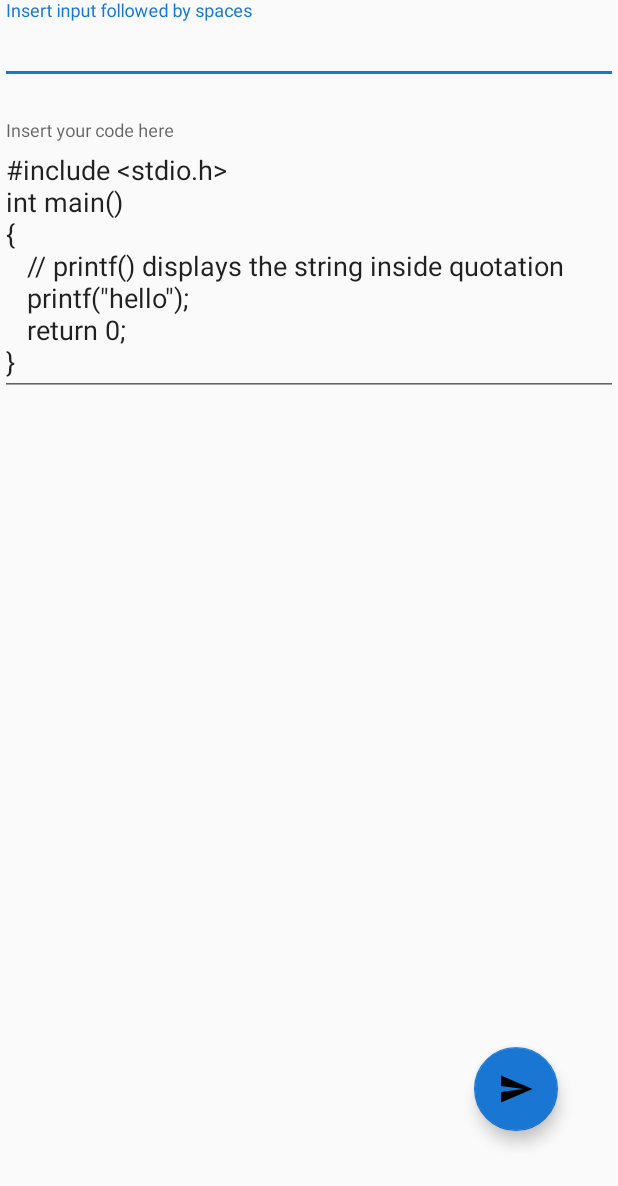
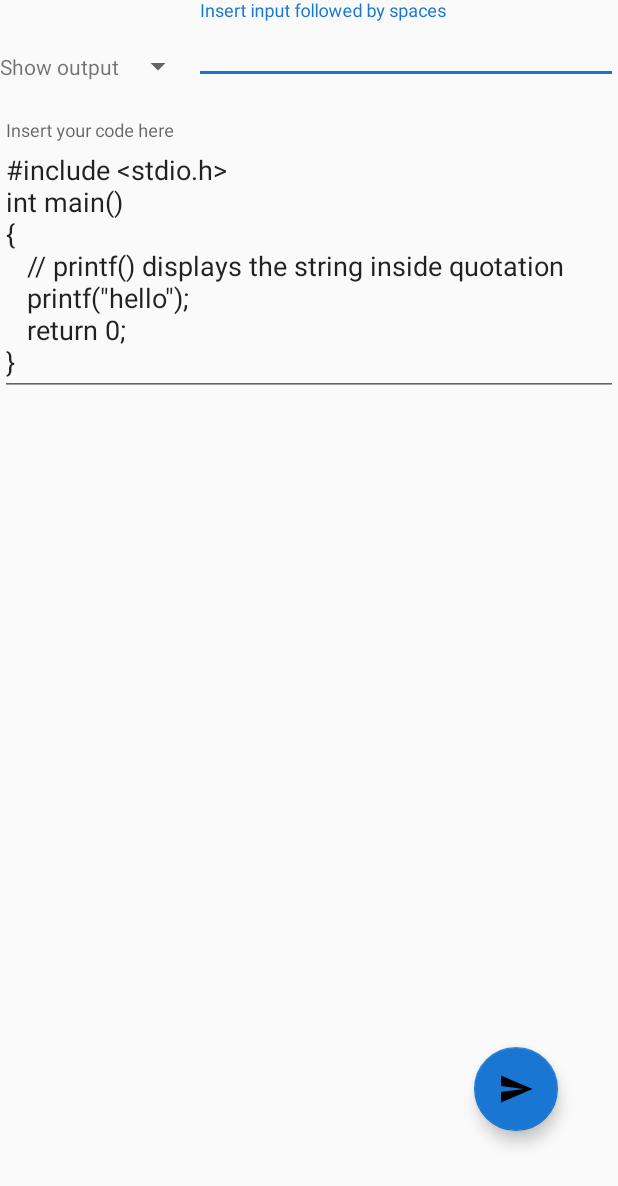
Before and after one commit to Sye7/TheLearningApps, an Android app: the Compiler screen opened directly, with no data from a screen before it, on a phone screen of 412 x 824 dp. Shown: the top 1186 px of the screen. Run offline under Robolectric (Android 15) with nearby library versions, the phone set to English and light mode, and no system bars; our stand-ins replace Firebase (no records; nobody signed in at launch, a user with empty details on screens opened directly).

Commit message:
commit by sazid

```diff
--- a/app/src/main/java/developers/hub/com/thelearningapp/Compiler.java
+++ b/app/src/main/java/developers/hub/com/thelearningapp/Compiler.java
@@ -1,44 +1,144 @@
 package developers.hub.com.thelearningapp;
 
+import android.content.Context;
+import android.content.Intent;
+import android.support.annotation.NonNull;
+import android.support.annotation.Nullable;
 import android.support.design.widget.Snackbar;
+import android.support.v7.app.AlertDialog;
 import android.support.v7.app.AppCompatActivity;
 import android.os.Bundle;
+import android.view.LayoutInflater;
 import android.view.View;
+import android.widget.AdapterView;
+import android.widget.ArrayAdapter;
 import android.widget.EditText;
+import android.widget.LinearLayout;
+import android.widget.Spinner;
+import android.widget.TextView;
 import android.widget.Toast;
+
+import com.google.firebase.auth.FirebaseAuth;
+import com.google.firebase.database.DataSnapshot;
+import com.google.firebase.database.DatabaseError;
+import com.google.firebase.database.DatabaseReference;
+import com.google.firebase.database.FirebaseDatabase;
+import com.google.firebase.database.ValueEventListener;
+import com.google.gson.JsonParser;
 
 import org.json.JSONException;
 import org.json.JSONObject;
+import org.w3c.dom.Text;
 
 import java.io.IOException;
 import java.net.URL;
 import java.util.concurrent.ExecutionException;
 
+import developers.hub.com.thelearningapp.Helper.ForumDataModel;
 import developers.hub.com.thelearningapp.Helper.HttpConnectionHelper;
+import developers.hub.com.thelearningapp.Helper.ProfileInfo;
 
-public class Compiler extends AppCompatActivity {
+public class Compiler extends AppCompatActivity
+       {
+
+    String language[] = {"C", "C++", "PYTHON", "JAVA", "RUBY"};
 
 
     EditText input;
     EditText code;
+    Spinner spinner;
+    String lang = "4";
+    TextView opC;
+    TextView timeC;
+    TextView desC;
+
+    TextView outputDekho;
+
+    LinearLayout outputLayout;
+
+
 
 
     public void runCode(View view){
 
         Toast.makeText(this,  input.getText().toString(), Toast.LENGTH_LONG).show();
 
-        new Mcoder(code,input).execute("https://api.judge0.com/submissions?wait=true");
+        new Mcoder(code,input,lang, outputLayout, opC,timeC,desC,op ).execute("https://api.judge0.com/submissions?wait=true");
 
 
     }
+
+    public void dekhoOutput(View view){
+
+        if(tog)
+        {
+            outputLayout.setVisibility(View.VISIBLE);
+            input.setVisibility(View.INVISIBLE);
+            code.setVisibility(View.INVISIBLE);
+
+            tog = false;
+        }
+        else
+        {
+            outputLayout.setVisibility(View.INVISIBLE);
+            input.setVisibility(View.VISIBLE);
+            code.setVisibility(View.VISIBLE);
+
+            tog = true;
+        }
+
+    }
+
+    static  boolean tog = true;
+
+    String op;
 
     @Override
     protected void onCreate(Bundle savedInstanceState) {
         super.onCreate(savedInstanceState);
         setContentView(R.layout.activity_compiler);
 
+
+        Intent intent = getIntent();
+         op = intent.getStringExtra("output");
+
+        opC = (TextView) findViewById(R.id.outputConsole);
+        timeC = (TextView) findViewById(R.id.timeConsole);
+        desC = (TextView) findViewById(R.id.descriptionConsole);
+        outputDekho = (TextView) findViewById(R.id.outputDekho);
+
+        spinner = (Spinner) findViewById(R.id.spinner);
+
+
         input = (EditText) findViewById(R.id.compilerInput);
         code = (EditText) findViewById(R.id.compilerCode);
+        outputLayout = (LinearLayout) findViewById(R.id.layoutOutputCoder);
+        outputLayout.setVisibility(View.INVISIBLE);
+
+
+        // creating array adapter
+
+        ArrayAdapter aa = new ArrayAdapter(this,android.R.layout.simple_spinner_item,language);
+        aa.setDropDownViewResource(android.R.layout.simple_spinner_dropdown_item);
+
+        spinner.setAdapter(aa);
+
+        spinner.setOnItemSelectedListener(new AdapterView.OnItemSelectedListener() {
+            @Override
+            public void onItemSelected(AdapterView<?> parent, View view, int position, long id) {
+
+                lang =  (position == 0)? "4" : (position == 1)? "11": (position == 2)?"34": (position == 3)? "27": "38";
+
+
+            }
+
+            @Override
+            public void onNothingSelected(AdapterView<?> parent) {
+
+            }
+        });
+
+
         String s = "#include <stdio.h>\n" +
                 "int main()\n" +
                 "{\n" +
@@ -55,20 +155,32 @@ public class Compiler extends AppCompatActivity {
 
 
 
-
 }
 
 class Mcoder extends android.os.AsyncTask<String,String,String> {
 
-    EditText codeEditText;
+     EditText codeEditText;
     EditText inputEditText;
+    String langId;
+    LinearLayout outputLayout;
+    TextView opC;
+    TextView timeC;
+    TextView desC;
+    String op;
 
 
 
-    public Mcoder(EditText codersCode,EditText codersInput){
+    public Mcoder(EditText codersCode, EditText codersInput, String langI, LinearLayout layout, TextView op, TextView time, TextView des, String outputE) {
 
         codeEditText = codersCode;
         inputEditText = codersInput;
+        langId = langI;
+         outputLayout = layout;
+         opC = op;
+         timeC = time;
+         desC = des;
+         this.op = outputE;
+
 
     }
 
@@ -79,53 +191,52 @@ class Mcoder extends android.os.AsyncTask<String,String,String> {
         final String code = codeEditText.getText().toString();
         final String input = inputEditText.getText().toString();
         final String url = "https://api.judge0.com/submissions?wait=true";
-        final String langId = "4";
-        final String output = "hello";
-
-
+        final String langIdJson = langId;
+        final String expectedOutput = op;
 
 
         try {
-    //     String op = HttpConnectionHelper.get("sdfghj");
+            //     String op = HttpConnectionHelper.get("sdfghj");
 
             String s = "hello";
 
             JSONObject jsonObject = new JSONObject();
-            jsonObject.put("source_code",code);
+            jsonObject.put("source_code", code);
 
-            jsonObject.put("language_id",langId);
+            jsonObject.put("language_id", langIdJson);
 
-            jsonObject.put("number_of_runs","1");
+            jsonObject.put("number_of_runs", "1");
 
 
-            jsonObject.put("stdin",input);
+            jsonObject.put("stdin", input);
 
-            jsonObject.put("expected_output",output);
+            jsonObject.put("expected_output", expectedOutput);
 
-            jsonObject.put("cpu_time_limit","2");
+            jsonObject.put("cpu_time_limit", "2");
 
-            jsonObject.put("cpu_extra_time","0.5");
+            jsonObject.put("cpu_extra_time", "0.5");
 
-            jsonObject.put("wall_time_limit","5");
+            jsonObject.put("wall_time_limit", "5");
 
-            jsonObject.put("memory_limit","128000");
+            jsonObject.put("memory_limit", "128000");
 
-            jsonObject.put("stack_limit","64000");
+            jsonObject.put("stack_limit", "64000");
 
-            jsonObject.put("max_processes_and_or_threads","30");
+            jsonObject.put("max_processes_and_or_threads", "30");
 
-            jsonObject.put("enable_per_process_and_thread_time_limit",false);
+            jsonObject.put("enable_per_process_and_thread_time_limit", false);
 
-            jsonObject.put("enable_per_process_and_thread_memory_limit",true);
+            jsonObject.put("enable_per_process_and_thread_memory_limit", true);
 
-            jsonObject.put("max_file_size","1024");
+            jsonObject.put("max_file_size", "1024");
 
-         //   System.out.println("yasir "+ jsonObject.toString());
+            //   System.out.println("yasir "+ jsonObject.toString());
 
 
-            String post = HttpConnectionHelper.send(url,jsonObject.toString());
+            String post = HttpConnectionHelper.send(url, jsonObject.toString());
 
 
+            getOutput(post);
 
 
 
@@ -136,6 +247,52 @@ class Mcoder extends android.os.AsyncTask<String,String,String> {
             e.printStackTrace();
         }
 
-        return  null;
+        return null;
+    }
+
+    String outputConsole = "";
+    String timeConsloe = "";
+    String descriptionConsole = "";
+
+    private void getOutput(String post) {
+
+
+        try {
+
+
+            JSONObject jsonObject = new JSONObject(post);
+
+            outputConsole = jsonObject.getString("stdout");
+
+            timeConsloe = jsonObject.getString("time");
+
+            JSONObject desJson = jsonObject.getJSONObject("status");
+
+
+            descriptionConsole = desJson.getString("description");
+            System.out.print("yasir 5" );
+
+              System.out.print("yasir  ali"+ outputConsole +timeConsloe +descriptionConsole);
+
+
+
+
+        } catch (JSONException e) {
+
+            System.out.print("yasir ali" +e.getMessage());
+
+            e.printStackTrace();
+        }
+
+    }
+
+
+    @Override
+    protected void onPostExecute(String s) {
+
+        opC.setText(outputConsole);
+        timeC.setText(timeConsloe);
+        desC.setText(descriptionConsole);
+
     }
 }
--- a/app/src/main/java/developers/hub/com/thelearningapp/Helper/HttpConnectionHelper.java
+++ b/app/src/main/java/developers/hub/com/thelearningapp/Helper/HttpConnectionHelper.java
@@ -90,7 +90,6 @@ public class HttpConnectionHelper {
             in.close();
 
             // print result
-            System.out.println("yasir" + response.toString());
             return response.toString();
 
       //  } else {
--- a/app/src/main/java/developers/hub/com/thelearningapp/QuestionOpener.java
+++ b/app/src/main/java/developers/hub/com/thelearningapp/QuestionOpener.java
@@ -26,10 +26,12 @@ public class QuestionOpener extends AppCompatActivity {
 
 
     int index = 0;
+    CodingQuestionDataModel dm;
 
     public void compiler(View view){
 
         Intent intent = new Intent(getApplicationContext(), Compiler.class);
+        intent.putExtra("output", dm.getSampleOutput());
         startActivity(intent);
 
 
@@ -54,7 +56,7 @@ public class QuestionOpener extends AppCompatActivity {
 
         ArrayList al = CodingQuestions.questions;
 
-        CodingQuestionDataModel dm = CodingQuestions.questions.get(index);
+         dm = CodingQuestions.questions.get(index);
 
         t1.setText(dm.getqName());
         t2.setText(dm.getqDesc());
--- a/app/src/main/res/layout/activity_compiler.xml
+++ b/app/src/main/res/layout/activity_compiler.xml
@@ -5,6 +5,31 @@
     android:layout_width="match_parent"
     android:layout_height="match_parent"
     tools:context=".Compiler">
+
+    <LinearLayout
+        android:layout_width="match_parent"
+        android:orientation="horizontal"
+        android:layout_height="wrap_content">
+
+
+        <TextView
+            android:layout_width="wrap_content"
+            android:layout_height="wrap_content"
+            android:text="Show output"
+            android:onClick="dekhoOutput"
+            android:id="@+id/outputDekho"
+            android:layout_gravity="bottom"
+            />
+
+        <Spinner
+            android:id="@+id/spinner"
+            android:layout_width="50dp"
+            android:layout_height="wrap_content"
+            android:layout_gravity="bottom">
+
+
+        </Spinner>
+
 
         <android.support.design.widget.TextInputLayout
             android:textColorHint="@color/nliveo_blue_colorPrimaryDark"
@@ -19,6 +44,59 @@
                 android:hint="Insert input followed by spaces"
                 />
         </android.support.design.widget.TextInputLayout>
+
+
+
+    </LinearLayout>
+
+    <LinearLayout
+        android:layout_width="match_parent"
+        android:layout_height="wrap_content"
+        android:id="@+id/layoutOutputCoder"
+        android:layout_marginTop="130dp"
+        android:orientation="vertical">
+
+        <TextView
+            android:layout_width="match_parent"
+            android:layout_height="wrap_content"
+            android:text="Output" />
+
+        <TextView
+            android:id="@+id/outputConsole"
+            android:layout_width="match_parent"
+            android:layout_marginTop="25dp"
+            android:layout_height="wrap_content"
+
+            />
+
+        <TextView
+            android:layout_width="match_parent"
+            android:layout_height="wrap_content"
+            android:layout_marginTop="15dp"
+            android:text="Time" />
+
+        <TextView
+            android:id="@+id/timeConsole"
+            android:layout_width="match_parent"
+            android:layout_marginTop="15dp"
+            android:layout_height="wrap_content"
+
+            />
+
+
+
+        <TextView
+            android:id="@+id/descriptionConsole"
+            android:layout_width="match_parent"
+            android:layout_marginTop="15dp"
+            android:layout_height="wrap_content"
+
+            />
+
+
+    </LinearLayout>
+
+
 
     <android.support.design.widget.TextInputLayout
         android:layout_width="match_parent"
```
Lines whose indentation alone changed are shown as unchanged.
